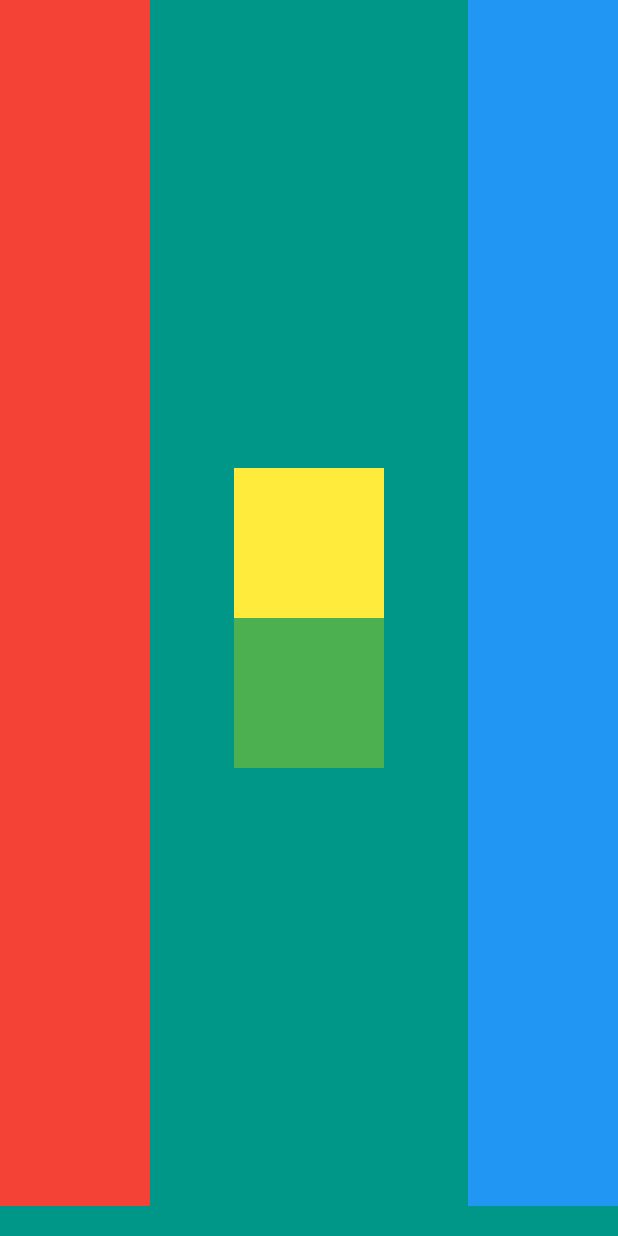
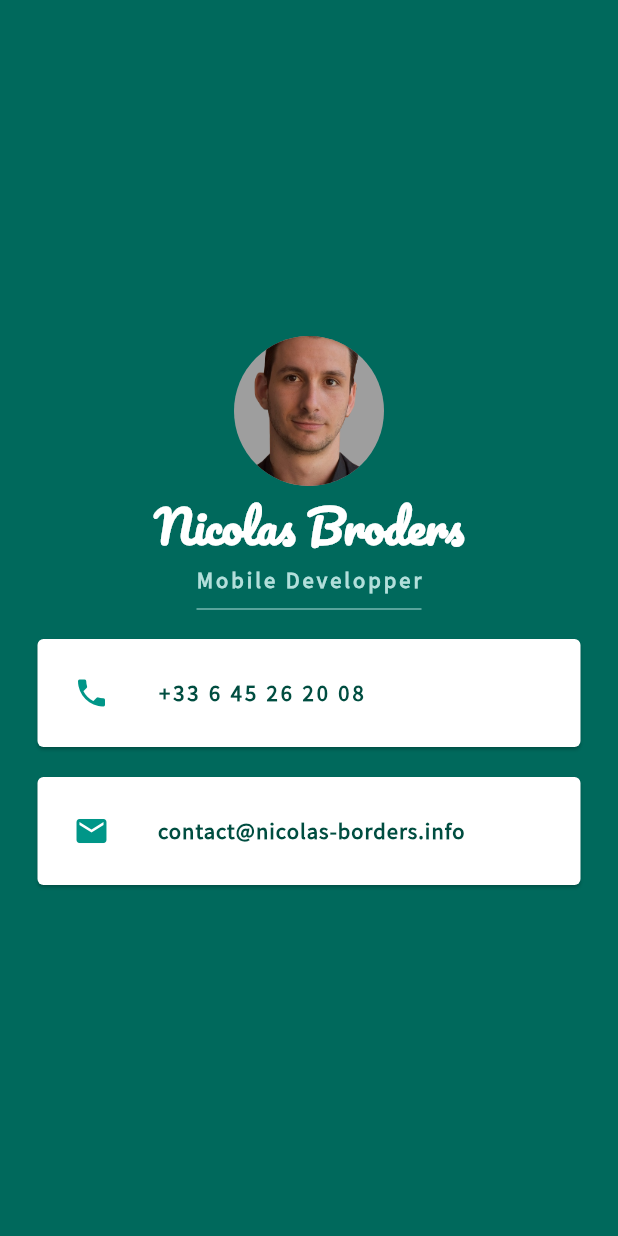
Before and after one commit to NicolasBroders/flutter_card, a Flutter app: the screen it shows after launch, on a phone screen of 412 x 824 dp. Run offline on Flutter 3.47's test engine with Material 2 defaults, Android fonts, the phone set to English and light mode, and no system bars.

Commit message:
build professional ui screen app

```diff
--- a/lib/main.dart
+++ b/lib/main.dart
@@ -10,37 +10,85 @@ class MyApp extends StatelessWidget {
   Widget build(BuildContext context) {
     return MaterialApp(
       home: Scaffold(
-        backgroundColor: Colors.teal,
+        backgroundColor: Colors.teal.shade800,
         body: SafeArea(
-          child: Row(
-            crossAxisAlignment: CrossAxisAlignment.stretch,
-            mainAxisAlignment: MainAxisAlignment.spaceBetween,
+          child: Column(
+            mainAxisAlignment: MainAxisAlignment.center,
             children: <Widget>[
-              Container(
-                width: 100,
-                color: Colors.red,
-                margin: EdgeInsets.only(bottom: 20.0),
+              Center(
+                child: CircleAvatar(
+                  radius: 50.0,
+                  backgroundColor: Colors.grey,
+                  backgroundImage: AssetImage('images/me.png'),
+                ),
               ),
-              Column(
-                mainAxisAlignment: MainAxisAlignment.center,
-                children: <Widget>[
-                  Container(
-                    width: 100,
-                    height: 100,
-                    color: Colors.yellow,
+              Text(
+                'Nicolas Broders',
+                style: TextStyle(
+                  fontFamily: 'Pacifico',
+                  fontSize: 30.0,
+                  fontWeight: FontWeight.bold,
+                  color: Colors.white,
+                ),
+              ),
+              Text(
+                'Mobile Developper',
+                style: TextStyle(
+                    fontFamily: 'Source Sans Pro',
+                    fontSize: 15.0,
+                    color: Colors.teal.shade100,
+                    fontWeight: FontWeight.bold,
+                    letterSpacing: 2.0),
+              ),
+              SizedBox(
+                height: 20.0,
+                width: 150.0,
+                child: Divider(
+                  color: Colors.teal.shade100,
+                ),
+              ),
+              Card(
+                margin: EdgeInsets.symmetric(vertical: 10.0, horizontal: 25.0),
+                child: Padding(
+                  padding: const EdgeInsets.all(8.0),
+                  child: ListTile(
+                    leading: Icon(
+                      Icons.phone,
+                      color: Colors.teal,
+                    ),
+                    title: Text(
+                      '+33 6 45 26 20 08',
+                      style: TextStyle(
+                          fontFamily: 'Source Sans Pro',
+                          fontSize: 15.0,
+                          color: Colors.teal.shade900,
+                          fontWeight: FontWeight.bold,
+                          letterSpacing: 2.0),
+                    ),
                   ),
-                  Container(
-                    width: 100,
-                    height: 100,
-                    color: Colors.green,
+                ),
+              ),
+              Card(
+                margin: EdgeInsets.symmetric(vertical: 10.0, horizontal: 25.0),
+                child: Padding(
+                  padding: const EdgeInsets.all(8.0),
+                  child: ListTile(
+                    leading: Icon(
+                      Icons.mail,
+                      color: Colors.teal,
+                    ),
+                    title: Text(
+                      'contact@nicolas-borders.info',
+                      style: TextStyle(
+                          fontFamily: 'Source Sans Pro',
+                          fontSize: 15.0,
+                          color: Colors.teal.shade900,
+                          fontWeight: FontWeight.bold,
+                          letterSpacing: 0.7),
+                    ),
                   ),
-                ],
-              ),
-              Container(
-                width: 100,
-                margin: EdgeInsets.only(bottom: 20.0),
-                color: Colors.blue,
-              ),
+                ),
+              )
             ],
           ),
         ),
```
Also changed, not shown: pubspec.yaml (+9 -27 lines), fonts/Pacifico-Regular.ttf (added), fonts/SourceSansPro-Black.ttf (added), fonts/SourceSansPro-BlackItalic.ttf (added), fonts/SourceSansPro-Bold.ttf (added), fonts/SourceSansPro-BoldItalic.ttf (added), fonts/SourceSansPro-ExtraLight.ttf (added), fonts/SourceSansPro-ExtraLightItalic.ttf (added), fonts/SourceSansPro-Italic.ttf (added), fonts/SourceSansPro-Light.ttf (added), fonts/SourceSansPro-LightItalic.ttf (added), fonts/SourceSansPro-Regular.ttf (added), fonts/SourceSansPro-SemiBold.ttf (added), fonts/SourceSansPro-SemiBoldItalic.ttf (added), 1 more files.
